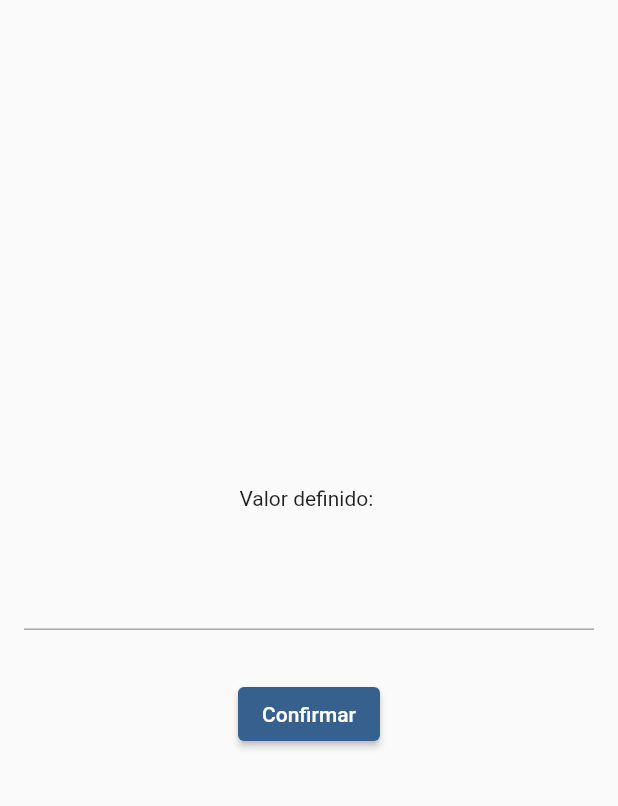
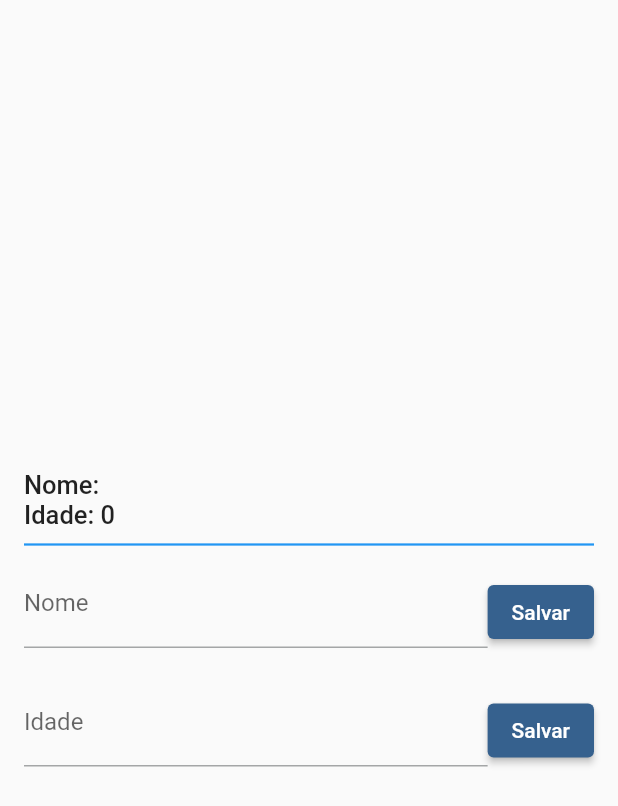
Before and after one commit to LuizMauro/flutter-getx, a Flutter app: the screen it shows after launch, on a phone screen of 412 x 824 dp. Shown: the top 806 px of the screen. Run offline on Flutter 3.47's test engine with Material 2 defaults, Android fonts, the phone set to English and light mode, and no system bars; our stand-ins replace get.

Commit message:
observable in object

```diff
--- a/lib/main.dart
+++ b/lib/main.dart
@@ -1,6 +1,6 @@
 import 'package:flutter/material.dart';
-import 'package:get/get_state_manager/get_state_manager.dart';
-import 'package:learning_getx/value_controller.dart';
+import 'package:get/get_state_manager/src/rx_flutter/rx_obx_widget.dart';
+import 'package:learning_getx/user_controller.dart';
 
 void main() {
   runApp(const MyApp());
@@ -26,9 +26,15 @@ class MyApp extends StatelessWidget {
 class HomePage extends StatelessWidget {
   HomePage({super.key});
 
-  final textController = TextEditingController();
+  final nameController = TextEditingController();
+  final ageController = TextEditingController();
 
-  final valueController = ValueController();
+  TextStyle commomStyle() => const TextStyle(
+        fontSize: 17,
+        fontWeight: FontWeight.w500,
+      );
+
+  final userController = UserController();
 
   @override
   Widget build(BuildContext context) {
@@ -37,31 +43,65 @@ class HomePage extends StatelessWidget {
         padding: const EdgeInsets.all(16),
         child: Column(
           mainAxisAlignment: MainAxisAlignment.center,
+          crossAxisAlignment: CrossAxisAlignment.stretch,
           children: [
-            //Valor
-            Obx(() {
-              return Text('Valor definido: ${valueController.definedValue}');
-            }),
-            //Campo
-            Padding(
-              padding: const EdgeInsets.symmetric(vertical: 32),
-              child: TextField(
-                controller: textController,
+            Obx(
+              () => Text(
+                'Nome: ${userController.user.value.name}',
+                style: commomStyle(),
               ),
             ),
-            //Botão
             Obx(
-              () {
-                return valueController.isLoading.value
-                    ? const CircularProgressIndicator()
-                    : ElevatedButton(
-                        onPressed: () {
-                          String value = textController.text;
-                          valueController.setValue(value);
-                        },
-                        child: const Text('Confirmar'),
-                      );
-              },
+              () => Text(
+                'Idade: ${userController.user.value.age}',
+                style: commomStyle(),
+              ),
+            ),
+            const Divider(
+              thickness: 1.5,
+              height: 20,
+              color: Colors.blue,
+            ),
+            Row(
+              crossAxisAlignment: CrossAxisAlignment.end,
+              children: [
+                Expanded(
+                    child: TextField(
+                  controller: nameController,
+                  decoration: const InputDecoration(
+                    labelText: 'Nome',
+                  ),
+                )),
+                ElevatedButton(
+                  onPressed: () {
+                    userController.setUserName(nameController.text);
+                  },
+                  child: const Text('Salvar'),
+                ),
+              ],
+            ),
+            const SizedBox(
+              height: 20,
+            ),
+            Row(
+              crossAxisAlignment: CrossAxisAlignment.end,
+              children: [
+                Expanded(
+                  child: TextField(
+                    keyboardType: TextInputType.number,
+                    controller: ageController,
+                    decoration: const InputDecoration(
+                      labelText: 'Idade',
+                    ),
+                  ),
+                ),
+                ElevatedButton(
+                  onPressed: () {
+                    userController.setUserage(int.parse(ageController.text));
+                  },
+                  child: const Text('Salvar'),
+                ),
+              ],
             ),
           ],
         ),
--- /dev/null
+++ b/lib/user_controller.dart
@@ -0,0 +1,18 @@
+import 'package:get/get.dart';
+import 'package:learning_getx/user_model.dart';
+
+class UserController extends GetxController {
+  Rx<UserModel> user = UserModel().obs;
+
+  void setUserName(String userName) {
+    user.update((obj) {
+      obj?.name = userName;
+    });
+  }
+
+  void setUserage(int userAge) {
+    user.update((obj) {
+      obj?.age = userAge;
+    });
+  }
+}
--- /dev/null
+++ b/lib/user_model.dart
@@ -0,0 +1,9 @@
+class UserModel {
+  String name;
+  int age;
+
+  UserModel({
+    this.name = '',
+    this.age = 0,
+  });
+}
--- a/lib/value_controller.dart
+++ /dev/null
@@ -1,15 +0,0 @@
-import 'package:get/get.dart';
-
-class ValueController extends GetxController {
-  RxString definedValue = ''.obs;
-  RxBool isLoading = false.obs;
-
-  Future<void> setValue(String newValue) async {
-    isLoading.value = true;
-
-    await Future.delayed(const Duration(seconds: 2));
-
-    definedValue.value = newValue;
-    isLoading.value = false;
-  }
-}
```
